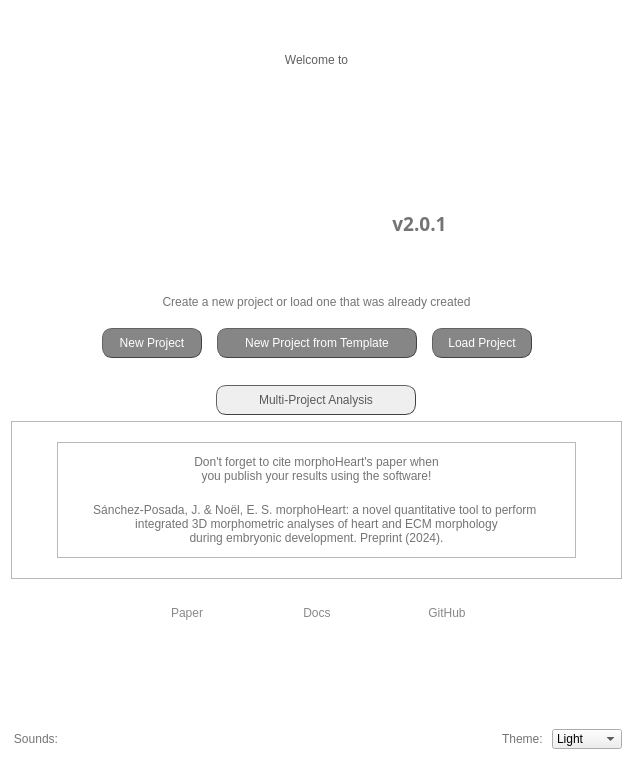
Above: src/gui/ui/welcome_screen.ui from jsanchez679/morphoHeart before the change. Below: the same form after it.
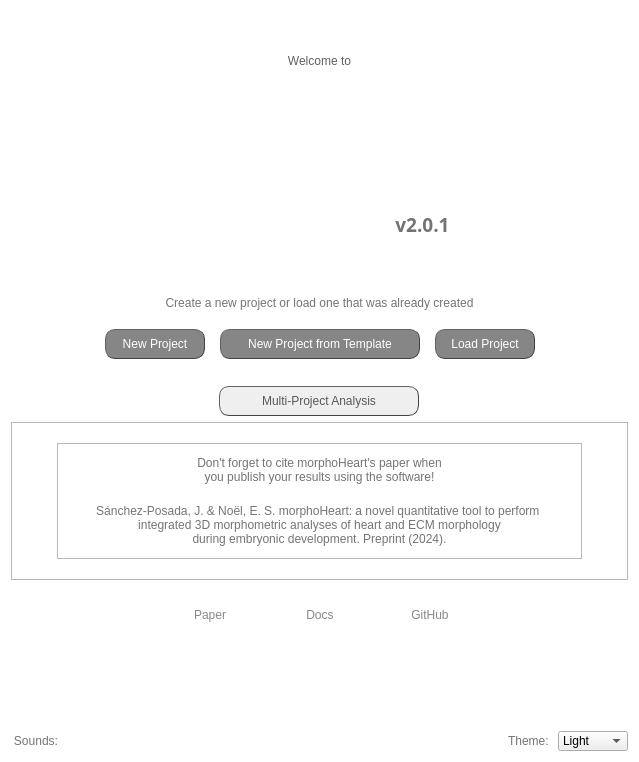
That is the form after the change.

Commit message: Finished connecting ? buttons - Final release to Zenodo v3.0.0

The edit to the form file:
```diff
--- a/src/gui/ui/welcome_screen.ui
+++ b/src/gui/ui/welcome_screen.ui
@@ -6,8 +6,8 @@
    <rect>
     <x>0</x>
     <y>0</y>
-    <width>633</width>
-    <height>760</height>
+    <width>639</width>
+    <height>762</height>
    </rect>
   </property>
   <property name="windowTitle">
@@ -564,7 +564,7 @@
       <widget class="QPushButton" name="btn_link2paper">
        <property name="minimumSize">
         <size>
-         <width>120</width>
+         <width>100</width>
          <height>40</height>
         </size>
        </property>
@@ -592,7 +592,7 @@
       <widget class="QPushButton" name="btn_link2docs">
        <property name="minimumSize">
         <size>
-         <width>120</width>
+         <width>100</width>
          <height>40</height>
         </size>
        </property>
@@ -620,7 +620,7 @@
       <widget class="QPushButton" name="btn_link2github">
        <property name="minimumSize">
         <size>
-         <width>120</width>
+         <width>100</width>
          <height>40</height>
         </size>
        </property>
```
The commit also changes 7 other files.
